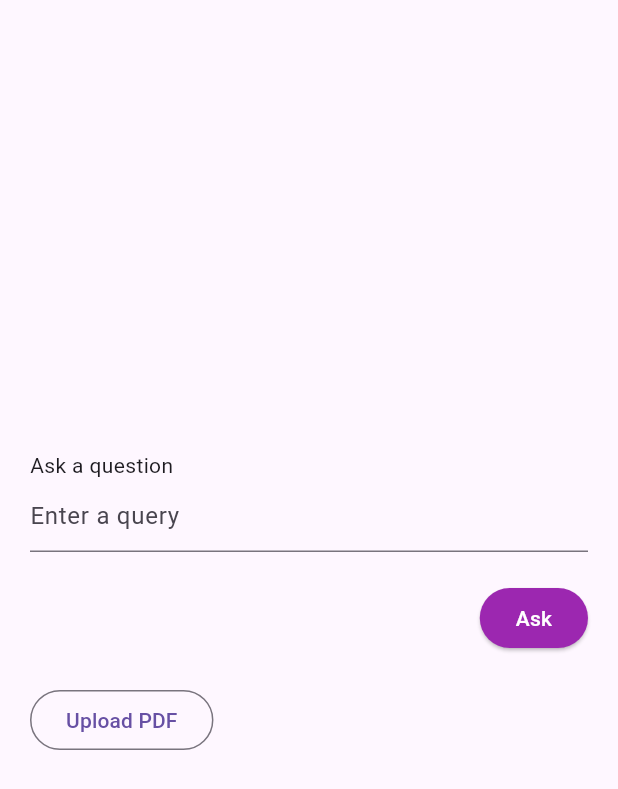
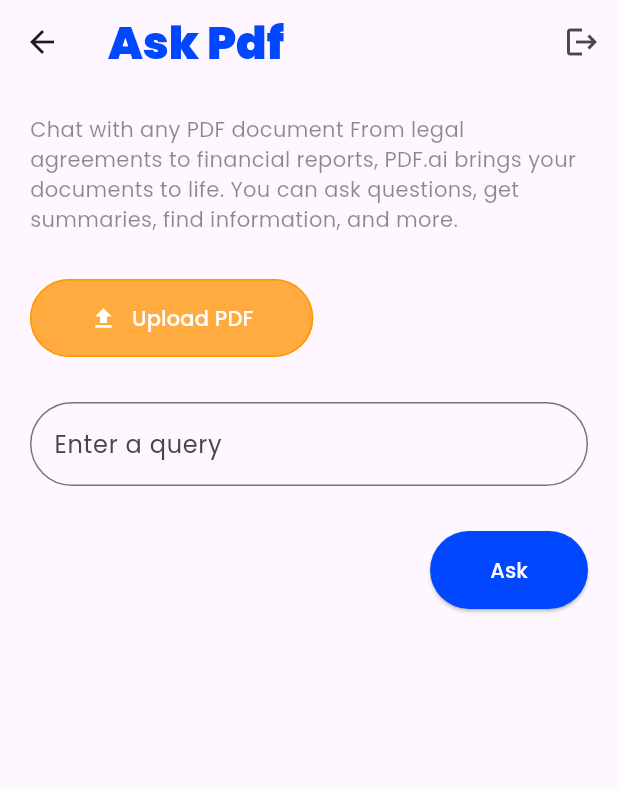
Before and after one commit to HGSChandeepa/Ask-Pdf-Ai, a Flutter app: the HomeView screen opened directly, on a phone screen of 412 x 824 dp. Shown: the top 789 px of the screen. Run offline on Flutter 3.47's test engine with Material 3 defaults, Android fonts, the phone set to English and light mode, and no system bars; our stand-ins replace cloud_firestore, firebase_auth, firebase_core, firebase_storage, flutter_dotenv, flutter_hooks and 4 more; missing offline and left inert: langchain, langchain_openai, langchain_pinecone, pinecone, syncfusion_flutter_pdf; accounts and stored records are empty; generated files the repository leaves out were written again.

Commit message:
UI updates

```diff
--- a/lib/view/home_view.dart
+++ b/lib/view/home_view.dart
@@ -1,5 +1,6 @@
 import 'package:ask_pdf/view/notifiers/index_notifier.dart';
 import 'package:ask_pdf/view/notifiers/query_notifier.dart';
+import 'package:firebase_auth/firebase_auth.dart';
 import 'package:flutter/material.dart';
 import 'package:flutter_hooks/flutter_hooks.dart';
 import 'package:hooks_riverpod/hooks_riverpod.dart';
@@ -7,13 +8,31 @@ import 'package:hooks_riverpod/hooks_riverpod.dart';
 final _formKey = GlobalKey<FormState>();
 
 class HomeView extends HookConsumerWidget {
-  const HomeView({super.key});
+  HomeView({super.key});
 
   @override
   Widget build(BuildContext context, WidgetRef ref) {
     final queryState = ref.watch(queryNotifierProvider);
     final queryTextCtrl = useTextEditingController();
     return Scaffold(
+        appBar: AppBar(
+          title: const Text(
+            'Ask Pdf',
+            style: TextStyle(
+              color: Color(0xFF0047FF),
+              fontSize: 30,
+              fontWeight: FontWeight.w900,
+            ),
+          ),
+          actions: [
+            IconButton(
+              onPressed: () async {
+                await FirebaseAuth.instance.signOut();
+              },
+              icon: const Icon(Icons.logout),
+            )
+          ],
+        ),
         body: Center(
           child: Padding(
             padding: const EdgeInsets.all(20.0),
@@ -21,43 +40,108 @@ class HomeView extends HookConsumerWidget {
               key: _formKey,
               child: Column(
                 crossAxisAlignment: CrossAxisAlignment.start,
-            mainAxisAlignment: MainAxisAlignment.center,
                 children: [
-              const Text('Ask a question'),
+                  const Text(
+                    'Chat with any PDF document From legal agreements to financial reports, PDF.ai brings your documents to life. You can ask questions, get summaries, find information, and more.',
+                    style: TextStyle(color: Colors.black45),
+                  ),
+                  SizedBox(
+                    height: 30,
+                  ),
+                  OutlinedButton(
+                    style: OutlinedButton.styleFrom(
+                      side: const BorderSide(color: Colors.orange),
+                      backgroundColor: Color(Colors.orangeAccent.value),
+                    ),
+                    onPressed: () {
+                      ref
+                          .read(indexNotifierProvider.notifier)
+                          .createAndUploadPineConeIndex();
+                    },
+                    child: Padding(
+                      padding: const EdgeInsets.all(16.0),
+                      child: Row(
+                        mainAxisSize: MainAxisSize.min,
+                        children: [
+                          Icon(
+                            Icons.upload,
+                            color: Colors.white,
+                          ),
+                          SizedBox(width: 10),
+                          Text(
+                            'Upload PDF',
+                            style: TextStyle(color: Colors.white),
+                          )
+                        ],
+                      ),
+                    ),
+                  ),
+                  SizedBox(
+                    height: 30,
+                  ),
                   TextField(
                     controller: queryTextCtrl,
-                decoration: const InputDecoration(
+                    decoration: InputDecoration(
                       hintText: 'Enter a query',
+                      border: OutlineInputBorder(
+                        borderRadius: BorderRadius.circular(
+                            30.0), // Adjust the radius as needed
                       ),
                     ),
-              const SizedBox(height: 20),
+                  ),
+                  const SizedBox(height: 30),
                   Align(
                     alignment: Alignment.topRight,
                     child: ElevatedButton(
+                      style: ElevatedButton.styleFrom(
+                        backgroundColor: Color(0xFF0047FF),
+                      ),
                       onPressed: () {
                         if (!_formKey.currentState!.validate()) return;
                         ref
                             .read(queryNotifierProvider.notifier)
                             .queryPineConeIndex(queryTextCtrl.text);
                       },
+                      child: Padding(
+                        padding: const EdgeInsets.all(16.0),
                         child: const Text('Ask'),
                       ),
                     ),
+                  ),
                   const SizedBox(height: 20),
-              OutlinedButton(
-                  onPressed: () {
-                    ref
-                        .read(indexNotifierProvider.notifier)
-                        .createAndUploadPineConeIndex();
-                  },
-                  child: const Text('Upload PDF')),
                   const SizedBox(height: 20),
                   if (queryState.state == QueryEnum.loading)
                     const LinearProgressIndicator(),
                   if (queryState.state == QueryEnum.loaded)
                     Align(
                       alignment: Alignment.center,
-                  child: Text(queryState.result),
+                      child: Container(
+                          width: MediaQuery.of(context).size.width * 1,
+                          decoration: BoxDecoration(
+                            borderRadius: BorderRadius.circular(10),
+                            border: Border.all(
+                              color: Color(0xFFD1A300),
+                              width: 2,
+                            ),
+                            color: Color.fromARGB(104, 242, 190, 0),
+                          ),
+                          child: Padding(
+                            padding: const EdgeInsets.all(12.0),
+                            child: Column(
+                              crossAxisAlignment: CrossAxisAlignment.start,
+                              children: [
+                                Text(
+                                  "Pdf Ai Answering...",
+                                  style: TextStyle(
+                                      color: Color(0xFFD1A300),
+                                      fontWeight: FontWeight.bold,
+                                      fontSize: 20),
+                                ),
+                                const SizedBox(height: 20),
+                                Text(queryState.result),
+                              ],
+                            ),
+                          )),
                     ),
                 ],
               ),
--- a/pubspec.yaml
+++ b/pubspec.yaml
@@ -32,6 +32,7 @@ dependencies:
   firebase_auth: ^4.16.0
   firebase_storage: ^11.6.0
   image_picker: ^1.0.7
+  google_fonts: ^6.1.0
 
 dependency_overrides:
   langchain:
```
Also changed, not shown: lib/main.dart (+30 -4 lines), lib/screens/auth_screen.dart (+8 -8 lines), lib/firebase_options.dart (added), pubspec.lock, 4 other files. Lines whose indentation alone changed are shown as unchanged.
